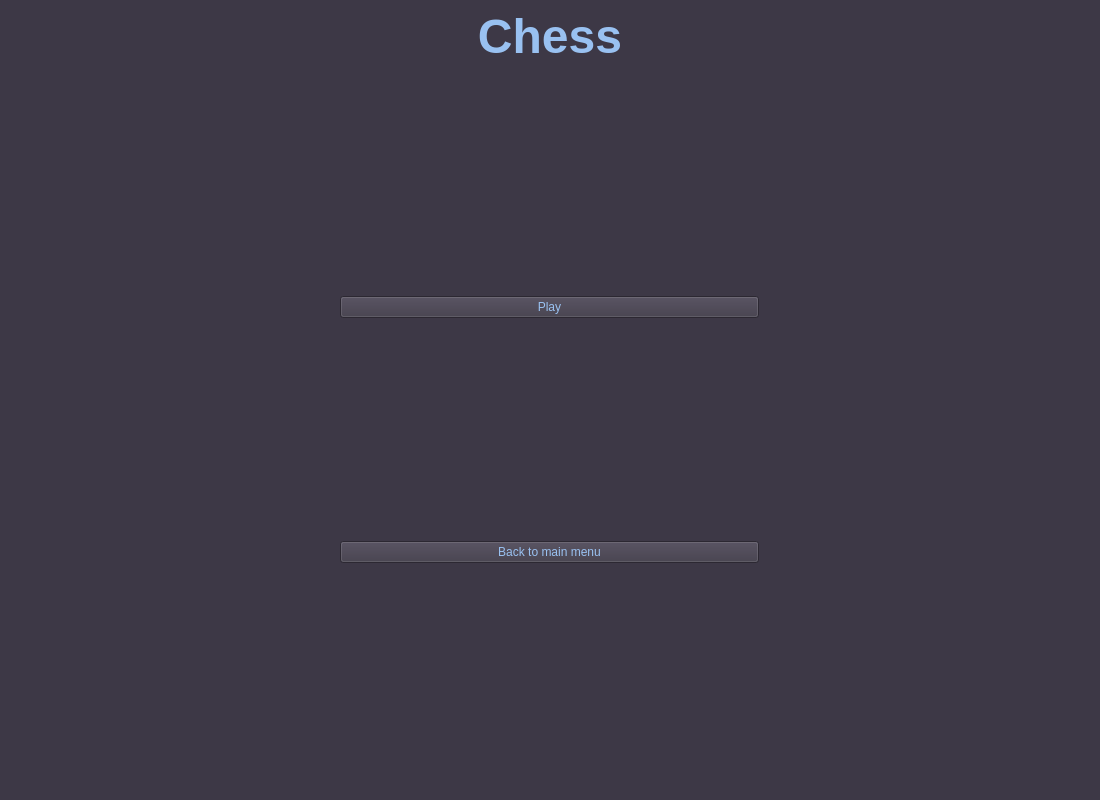
Before: the Qt Designer form mainwindow.ui in Antti86/Chess, drawn with Qt 5.
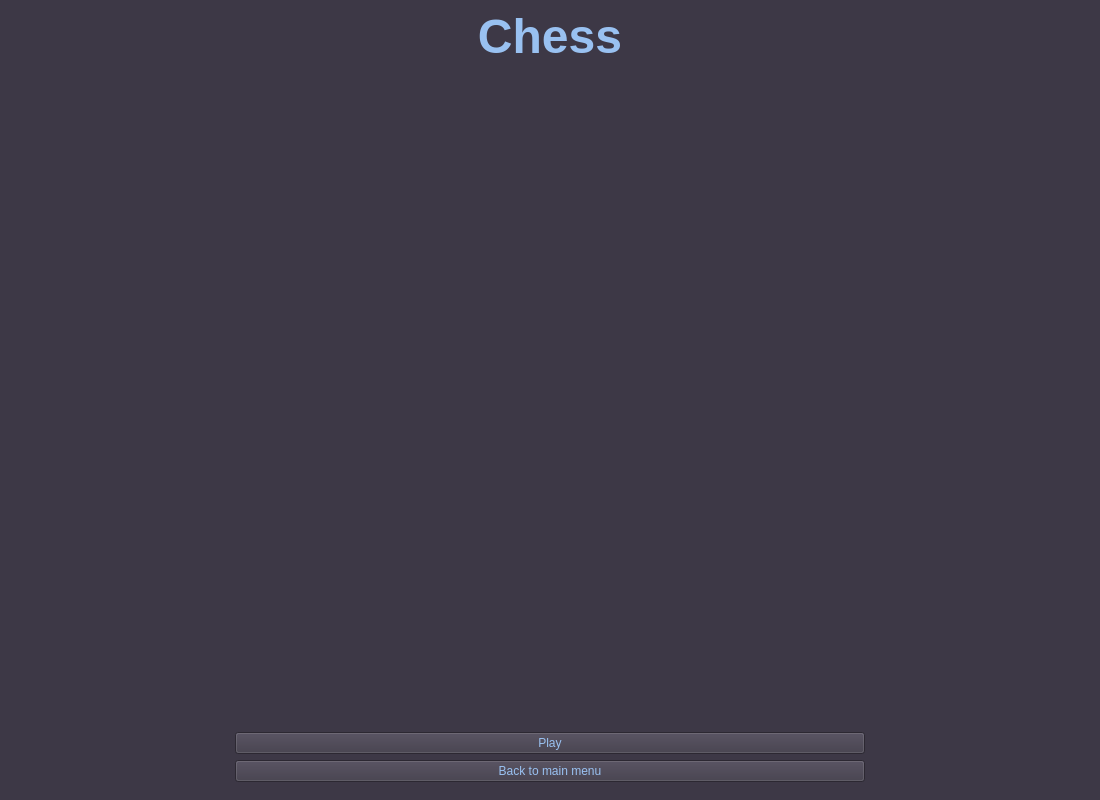
After: the same form once the commit is applied. The open tabs and pages were chosen to show the change. Icons and pictures are not drawn. Custom widgets are drawn as their Qt base class.

Diff of the .ui file:
```diff
--- a/mainwindow.ui
+++ b/mainwindow.ui
@@ -56,6 +56,12 @@
         <verstretch>0</verstretch>
        </sizepolicy>
       </property>
+      <property name="minimumSize">
+       <size>
+        <width>648</width>
+        <height>691</height>
+       </size>
+      </property>
       <property name="autoFillBackground">
        <bool>false</bool>
       </property>
@@ -230,6 +236,21 @@
       <widget class="QWidget" name="MultiplayerMenu">
        <layout class="QVBoxLayout" name="verticalLayout_4">
         <item>
+         <widget class="QLabel" name="label">
+          <property name="text">
+           <string/>
+          </property>
+          <property name="pixmap">
+           <pixmap resource="resources.qrc">:/Images/chessMain.png</pixmap>
+          </property>
+          <property name="scaledContents">
+           <bool>true</bool>
+          </property>
+         </widget>
+        </item>
+        <item>
+         <layout class="QVBoxLayout" name="verticalLayout_9">
+          <item>
          <widget class="QPushButton" name="PlayHuman_Btn">
           <property name="text">
            <string>Play</string>
@@ -242,6 +263,8 @@
            <string>Back to main menu</string>
           </property>
          </widget>
+          </item>
+         </layout>
         </item>
        </layout>
       </widget>
```
Left out of the diff: 2 changed lines with no effect on the pictures. Lines whose indentation alone changed are shown as unchanged.
